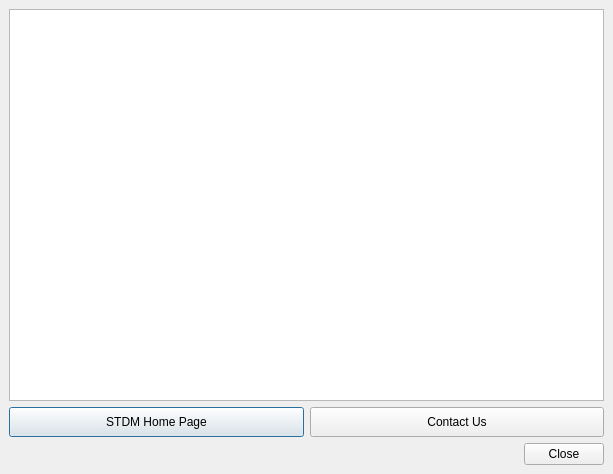
gltn/stdm, file ui/ui_about_stdm.ui: the form before one commit.
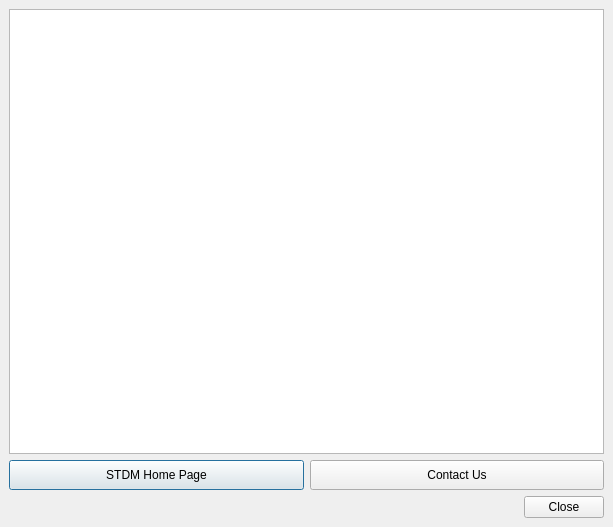
The form after the commit.

The edit to the form file:
```diff
--- a/ui/ui_about_stdm.ui
+++ b/ui/ui_about_stdm.ui
@@ -7,7 +7,7 @@
     <x>0</x>
     <y>0</y>
     <width>613</width>
-    <height>474</height>
+    <height>527</height>
    </rect>
   </property>
   <property name="sizePolicy">
```
